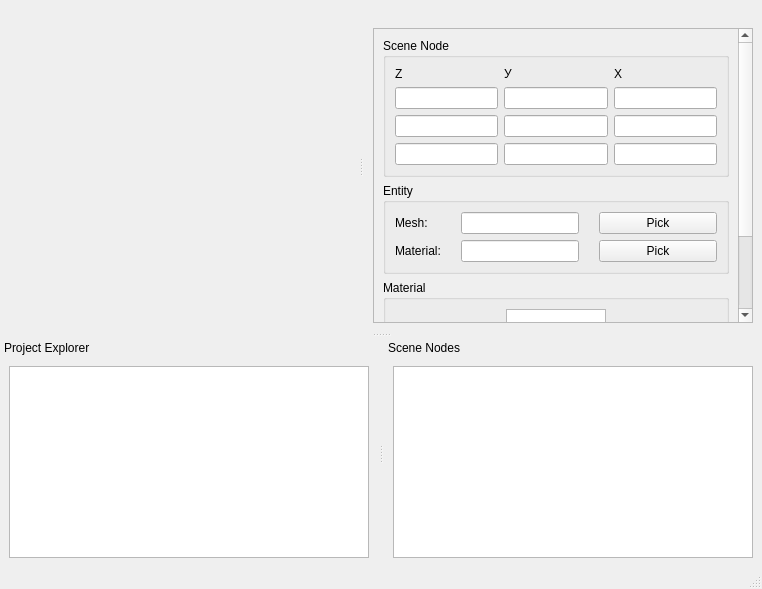
The window that mainwindow.ui (Smiter/Ogre_editor) describes before a commit, drawn with Qt 5.
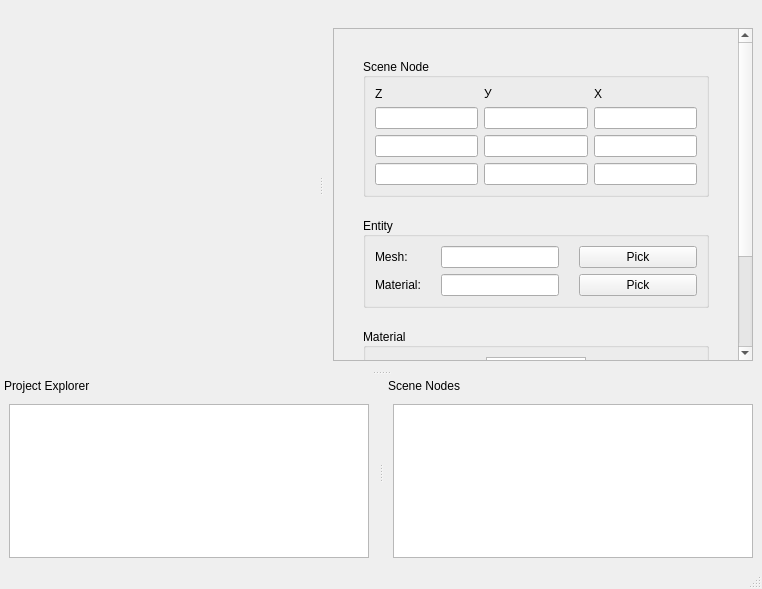
The same window after the commit.

```diff
--- a/mainwindow.ui
+++ b/mainwindow.ui
@@ -13,9 +13,7 @@
   <property name="windowTitle">
    <string>MainWindow</string>
   </property>
-  <widget class="QWidget" name="centralwidget">
-   <layout class="QVBoxLayout" name="verticalLayout"/>
-  </widget>
+  <widget class="QWidget" name="centralwidget"/>
   <widget class="QMenuBar" name="menubar">
    <property name="geometry">
     <rect>
@@ -150,8 +148,8 @@
    </property>
    <property name="minimumSize">
     <size>
-     <width>350</width>
-     <height>200</height>
+     <width>370</width>
+     <height>370</height>
     </size>
    </property>
    <property name="maximumSize">
@@ -173,8 +171,8 @@
       <verstretch>0</verstretch>
      </sizepolicy>
     </property>
-    <layout class="QGridLayout" name="gridLayout_9">
-     <item row="0" column="0">
+    <layout class="QVBoxLayout" name="verticalLayout">
+     <item>
       <widget class="QScrollArea" name="scrollArea">
        <property name="sizePolicy">
         <sizepolicy hsizetype="Preferred" vsizetype="Preferred">
@@ -198,14 +196,32 @@
         <property name="geometry">
          <rect>
           <x>0</x>
-          <y>-104</y>
+          <y>0</y>
           <width>436</width>
-          <height>380</height>
+          <height>446</height>
          </rect>
         </property>
-        <layout class="QVBoxLayout" name="verticalLayout_2">
-         <item>
-          <layout class="QGridLayout" name="gridLayout">
+        <property name="sizePolicy">
+         <sizepolicy hsizetype="Preferred" vsizetype="Fixed">
+          <horstretch>0</horstretch>
+          <verstretch>0</verstretch>
+         </sizepolicy>
+        </property>
+        <layout class="QGridLayout" name="gridLayout_2">
+         <item row="0" column="0">
+          <layout class="QGridLayout" name="gridLayout" columnminimumwidth="0">
+           <property name="sizeConstraint">
+            <enum>QLayout::SetNoConstraint</enum>
+           </property>
+           <property name="horizontalSpacing">
+            <number>0</number>
+           </property>
+           <property name="verticalSpacing">
+            <number>20</number>
+           </property>
+           <property name="margin">
+            <number>20</number>
+           </property>
            <item row="0" column="0">
             <widget class="QGroupBox" name="sceneNodeGUI_4">
              <property name="sizePolicy">
@@ -220,9 +236,15 @@
              <property name="title">
               <string>Scene Node</string>
              </property>
+             <property name="alignment">
+              <set>Qt::AlignLeading|Qt::AlignLeft|Qt::AlignVCenter</set>
+             </property>
              <layout class="QGridLayout" name="gridLayout_4">
               <item row="0" column="0">
                <layout class="QGridLayout" name="gridLayout_3">
+                <property name="sizeConstraint">
+                 <enum>QLayout::SetDefaultConstraint</enum>
+                </property>
                 <item row="1" column="0">
                  <widget class="QLineEdit" name="position_z">
                   <property name="sizePolicy">
@@ -316,7 +338,7 @@
                 <item row="0" column="2">
                  <widget class="QLabel" name="label_29">
                   <property name="sizePolicy">
-                   <sizepolicy hsizetype="Preferred" vsizetype="Preferred">
+                   <sizepolicy hsizetype="Preferred" vsizetype="Fixed">
                     <horstretch>0</horstretch>
                     <verstretch>0</verstretch>
                    </sizepolicy>
@@ -328,6 +350,12 @@
                 </item>
                 <item row="0" column="1">
                  <widget class="QLabel" name="label_30">
+                  <property name="sizePolicy">
+                   <sizepolicy hsizetype="Preferred" vsizetype="Fixed">
+                    <horstretch>0</horstretch>
+                    <verstretch>0</verstretch>
+                   </sizepolicy>
+                  </property>
                   <property name="text">
                    <string>У</string>
                   </property>
@@ -335,6 +363,12 @@
                 </item>
                 <item row="0" column="0">
                  <widget class="QLabel" name="label_31">
+                  <property name="sizePolicy">
+                   <sizepolicy hsizetype="Preferred" vsizetype="Fixed">
+                    <horstretch>0</horstretch>
+                    <verstretch>0</verstretch>
+                   </sizepolicy>
+                  </property>
                   <property name="text">
                    <string>Z</string>
                   </property>
@@ -359,6 +393,9 @@
              <property name="title">
               <string>Entity</string>
              </property>
+             <property name="alignment">
+              <set>Qt::AlignLeading|Qt::AlignLeft|Qt::AlignVCenter</set>
+             </property>
              <layout class="QGridLayout" name="gridLayout_6">
               <item row="0" column="0">
                <layout class="QGridLayout" name="gridLayout_5">
@@ -456,6 +493,9 @@
              <property name="title">
               <string>Material</string>
              </property>
+             <property name="alignment">
+              <set>Qt::AlignLeading|Qt::AlignLeft|Qt::AlignVCenter</set>
+             </property>
              <layout class="QGridLayout" name="gridLayout_8">
               <item row="0" column="0">
                <layout class="QGridLayout" name="gridLayout_7">
```
